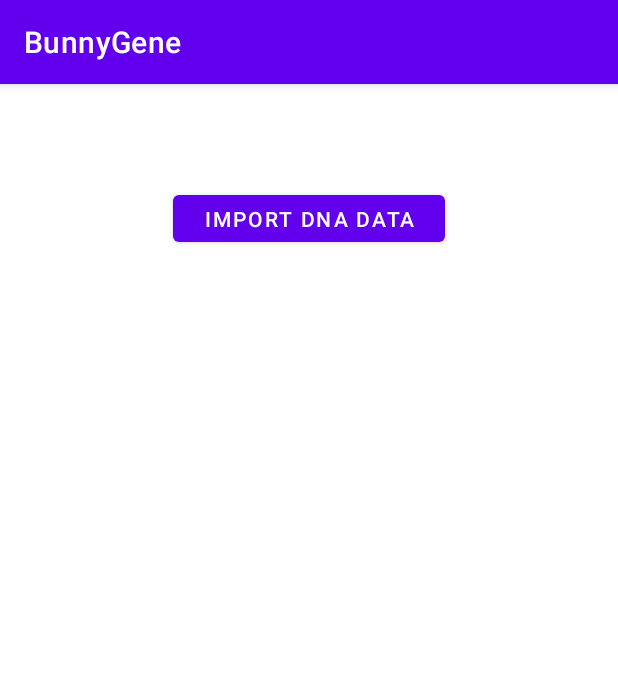
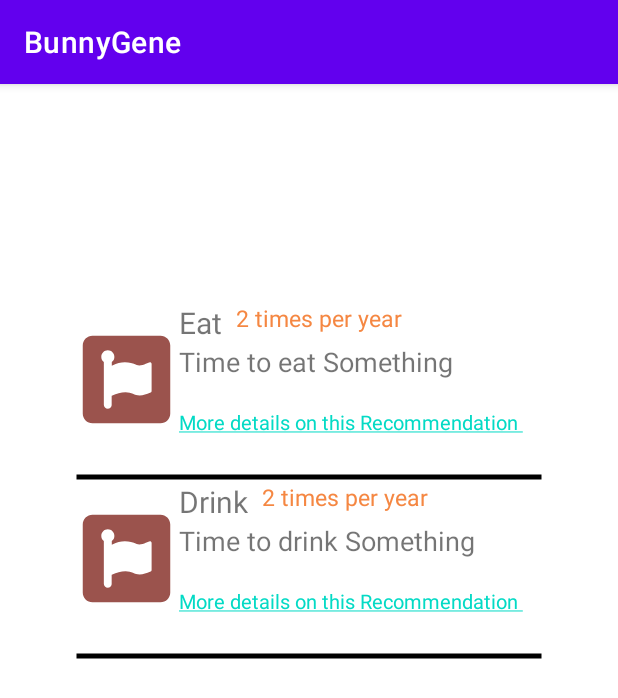
Before and after one commit to CristinaERoman/ShipIt2022, an Android app: the screen it shows after launch (ImportDnaActivity before the commit, ReportingActivity after it), on a phone screen of 412 x 824 dp. Shown: the top 698 px of the screen. Run offline under Robolectric (Android 15) with nearby library versions, the phone set to English and light mode, and no system bars.

Commit message:
reporting

```diff
--- a/BunnyGene/app/src/main/java/com/example/bunnygene/ReportingActivity.java
+++ b/BunnyGene/app/src/main/java/com/example/bunnygene/ReportingActivity.java
@@ -18,14 +18,27 @@ public class ReportingActivity extends AppCompatActivity {
         super.onCreate(savedInstanceState);
         setContentView(R.layout.activity_reporting);
 
+
         RecyclerView repRecycler = findViewById(R.id.rep_recycler);
 
         ArrayList<Recommendation> recommendations = new ArrayList<Recommendation>();
         Recommendation rec1 = new Recommendation();
         rec1.title = "Eat"; rec1.description = "Time to eat Something";
+        rec1.image = "<vector xmlns:android=\"http://schemas.android.com/apk/res/android\"\n" +
+                "    android:height=\"24dp\"\n" +
+                "    android:width=\"24dp\"\n" +
+                "    android:viewportWidth=\"24\"\n" +
+                "    android:viewportHeight=\"24\">\n" +
+                "    <path android:fillColor=\"#000\" android:pathData=\"M6,2L2,8L12,22L22,8L18,2H6Z\" />\n" +
+                "</vector>";
+        rec1.frequency = "2 times per year";
+        rec1.link = "https://wwww.goolge.com";
         recommendations.add(rec1);
         Recommendation rec2 = new Recommendation();
         rec2.title = "Drink"; rec2.description = "Time to drink Something";
+        rec2.frequency = "2 times per year";
+        rec2.link = "https://wwww.goolge.com";
+
         recommendations.add(rec2);
 
         ReportAdapter reportAdapter = new ReportAdapter(recommendations);
--- a/BunnyGene/app/src/main/java/com/example/bunnygene/web/ImportDnaActivity.java
+++ b/BunnyGene/app/src/main/java/com/example/bunnygene/web/ImportDnaActivity.java
@@ -36,7 +36,9 @@ public class ImportDnaActivity extends AppCompatActivity {
             }
         });
 
-
+        Intent i = new Intent(getApplicationContext(), ReportingActivity.class);
+        startActivity(i);
+        //setContentView(R.layout.activity_reporting);
 
     }
 }
--- a/BunnyGene/app/src/main/java/com/example/bunnygene/web/report/ReportAdapter.java
+++ b/BunnyGene/app/src/main/java/com/example/bunnygene/web/report/ReportAdapter.java
@@ -1,9 +1,14 @@
 package com.example.bunnygene.web.report;
 
 import android.content.Context;
+import android.content.res.Resources;
+import android.graphics.drawable.VectorDrawable;
+import android.text.Html;
+import android.text.method.LinkMovementMethod;
 import android.view.LayoutInflater;
 import android.view.View;
 import android.view.ViewGroup;
+import android.widget.ImageView;
 import android.widget.TextView;
 
 import androidx.annotation.NonNull;
@@ -12,6 +17,15 @@ import androidx.recyclerview.widget.RecyclerView;
 import com.example.bunnygene.R;
 import com.example.bunnygene.contract.Recommendation;
 
+import org.xmlpull.v1.XmlPullParser;
+import org.xmlpull.v1.XmlPullParserException;
+import org.xmlpull.v1.XmlPullParserFactory;
+
+import java.io.ByteArrayInputStream;
+import java.io.IOException;
+import java.io.InputStream;
+import java.io.StringReader;
+import java.nio.charset.StandardCharsets;
 import java.util.ArrayList;
 
 public class ReportAdapter extends RecyclerView.Adapter<ReportAdapter.RecViewHolder>{
@@ -50,15 +64,31 @@ public class ReportAdapter extends RecyclerView.Adapter<ReportAdapter.RecViewHol
 
         TextView txtName;
         TextView txtDescription;
+        ImageView img;
+        TextView txtFequency;
+        TextView txtLink;
+
         public RecViewHolder(View itemView) {
             super(itemView);
             txtName = itemView.findViewById(R.id.rec_name);
             txtDescription = itemView.findViewById(R.id.rec_description);
+            img = itemView.findViewById(R.id.rec_img);
+            txtFequency  = itemView.findViewById(R.id.rec_freq);
+            txtLink = itemView.findViewById(R.id.rec_link);
         }
 
         public void bind(Recommendation recommendation){
             txtName.setText(recommendation.title);
             txtDescription.setText(recommendation.description);
+            txtFequency.setText(recommendation.frequency);
+
+            txtLink.setClickable(true);
+            txtLink.setMovementMethod(LinkMovementMethod.getInstance());
+            String text = "<a href='";
+            text+=recommendation.link;
+            text+="'> More details on this Recommendation </a>";
+            txtLink.setText(Html.fromHtml(text));
+
         }
     }
 }
--- /dev/null
+++ b/BunnyGene/app/src/main/res/drawable/border.xml
@@ -0,0 +1,5 @@
+<?xml version="1.0" encoding="utf-8"?>
+<shape xmlns:android="http://schemas.android.com/apk/res/android"
+    android:shape="line">
+    <stroke android:width="3dip" android:color="@android:color/black" />
+</shape>
--- /dev/null
+++ b/BunnyGene/app/src/main/res/drawable/report_item.xml
@@ -0,0 +1,7 @@
+<vector xmlns:android="http://schemas.android.com/apk/res/android"
+    android:height="24dp"
+    android:width="24dp"
+    android:viewportWidth="24"
+    android:viewportHeight="24">
+    <path android:fillColor="@color/accent" android:pathData="M19.76 2H4.24C3 2 2 3 2 4.24V19.76C2 21 3 22 4.24 22H19.76C21 22 22 21 22 19.76V4.24C22 3 21 2 19.76 2M17.73 14.69C17.73 14.88 17.57 14.96 17.38 15.04C16.64 15.36 15.84 15.65 15 15.65C13.78 15.65 13.22 14.91 11.78 14.91C10.74 14.91 9.65 15.28 8.77 15.68C8.71 15.71 8.66 15.71 8.61 15.73V17.76C8.61 17.84 8.61 17.92 8.58 17.97V18.03C8.47 18.4 8.13 18.67 7.73 18.67C7.22 18.67 6.82 18.26 6.82 17.76V8C6.47 7.73 6.24 7.31 6.24 6.83C6.24 6 6.9 5.33 7.73 5.33C8.56 5.33 9.23 6 9.23 6.83C9.23 7.31 9 7.73 8.64 8V8.83C8.72 8.8 8.8 8.77 8.88 8.72C9.71 8.37 10.7 8.08 11.63 8.08C12.64 8.08 13.44 8.35 14.35 8.69C14.54 8.77 14.72 8.8 14.93 8.8C15.95 8.8 17.07 8.08 17.34 8.08C17.55 8.08 17.74 8.24 17.74 8.43V14.69H17.73Z" />
+</vector>
--- a/BunnyGene/app/src/main/res/layout/report_item.xml
+++ b/BunnyGene/app/src/main/res/layout/report_item.xml
@@ -1,17 +1,42 @@
 <?xml version="1.0" encoding="utf-8"?>
-<androidx.constraintlayout.widget.ConstraintLayout xmlns:android="http://schemas.android.com/apk/res/android"
+<LinearLayout xmlns:android="http://schemas.android.com/apk/res/android"
     xmlns:app="http://schemas.android.com/apk/res-auto"
-    xmlns:tools="http://schemas.android.com/tools"
     android:layout_width="match_parent"
-    android:layout_height="match_parent"
-    android:orientation="horizontal">
+    android:layout_height="wrap_content"
+    android:orientation="vertical"
 
+    >
+<LinearLayout
+    android:layout_width="match_parent"
+    android:layout_height="wrap_content"
+    android:orientation="horizontal"
+    android:weightSum="100"
+>
 
+    <ImageView
+        android:id="@+id/rec_img"
+        android:layout_width="70sp"
+        android:layout_height="103dp"
+        android:src="@drawable/report_item"
+        >
+    </ImageView>
+
+    <LinearLayout
+        android:layout_width="match_parent"
+        android:layout_height="wrap_content"
+        android:orientation="vertical"
+        android:weightSum="100">
+
+        <LinearLayout
+            android:layout_width="match_parent"
+            android:layout_height="wrap_content"
+            android:orientation="horizontal"
+            android:weightSum="100">
         <TextView
             android:id="@+id/rec_name"
             android:layout_width="wrap_content"
             android:layout_height="wrap_content"
-        android:text="TextView"
+            android:textSize="20sp"
             app:layout_constraintBottom_toBottomOf="parent"
             app:layout_constraintEnd_toEndOf="parent"
             app:layout_constraintHorizontal_bias="0.116"
@@ -20,10 +45,27 @@
             app:layout_constraintVertical_bias="0.084" />
 
             <TextView
+                android:id="@+id/rec_freq"
+                android:layout_width="176dp"
+                android:layout_height="wrap_content"
+                android:layout_gravity="right"
+                android:layout_marginLeft="9dp"
+                android:textColor="#f58742"
+                android:textSize="15sp"
+                app:layout_constraintBottom_toBottomOf="parent"
+                app:layout_constraintEnd_toEndOf="parent"
+                app:layout_constraintHorizontal_bias="0.116"
+                app:layout_constraintStart_toStartOf="parent"
+                app:layout_constraintTop_toTopOf="parent"
+                app:layout_constraintVertical_bias="0.084" />/>
+        </LinearLayout>
+
+        <TextView
             android:id="@+id/rec_description"
             android:layout_width="342dp"
             android:layout_height="43dp"
             android:text="TextView"
+            android:textSize="18sp"
             app:layout_constraintBottom_toBottomOf="parent"
             app:layout_constraintEnd_toEndOf="parent"
             app:layout_constraintHorizontal_bias="0.116"
@@ -31,4 +73,29 @@
             app:layout_constraintTop_toTopOf="parent"
             app:layout_constraintVertical_bias="0.168" />
 
-</androidx.constraintlayout.widget.ConstraintLayout>
+        <TextView
+            android:id="@+id/rec_link"
+            android:layout_width="342dp"
+            android:layout_height="43dp"
+            android:text="TextView"
+            android:textSize="13sp"
+
+            app:layout_constraintBottom_toBottomOf="parent"
+            app:layout_constraintEnd_toEndOf="parent"
+            app:layout_constraintHorizontal_bias="0.116"
+            app:layout_constraintStart_toStartOf="parent"
+            app:layout_constraintTop_toTopOf="parent"
+            app:layout_constraintVertical_bias="0.168" />
+    </LinearLayout>
+
+
+
+</LinearLayout>
+    <ImageView
+        android:id="@+id/rec_img"
+        android:layout_width="match_parent"
+        android:layout_height="5dp"
+        android:src="@drawable/border"
+        >
+    </ImageView>
+</LinearLayout>
--- a/BunnyGene/app/src/main/res/values/colors.xml
+++ b/BunnyGene/app/src/main/res/values/colors.xml
@@ -12,4 +12,5 @@
     <color name="light_blue_A200">#FF40C4FF</color>
     <color name="light_blue_A400">#FF00B0FF</color>
     <color name="black_overlay">#66000000</color>
+    <color name="accent">#9B534D</color>
 </resources>
```
Lines whose indentation alone changed are shown as unchanged.
